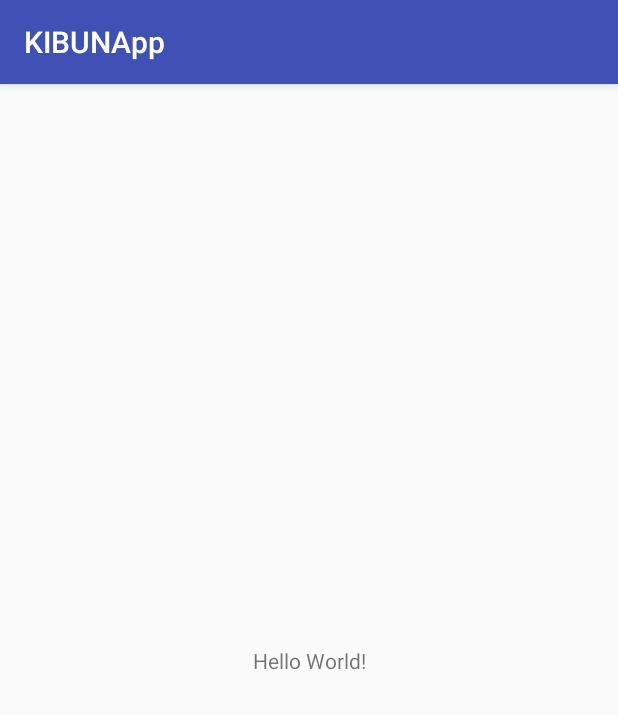
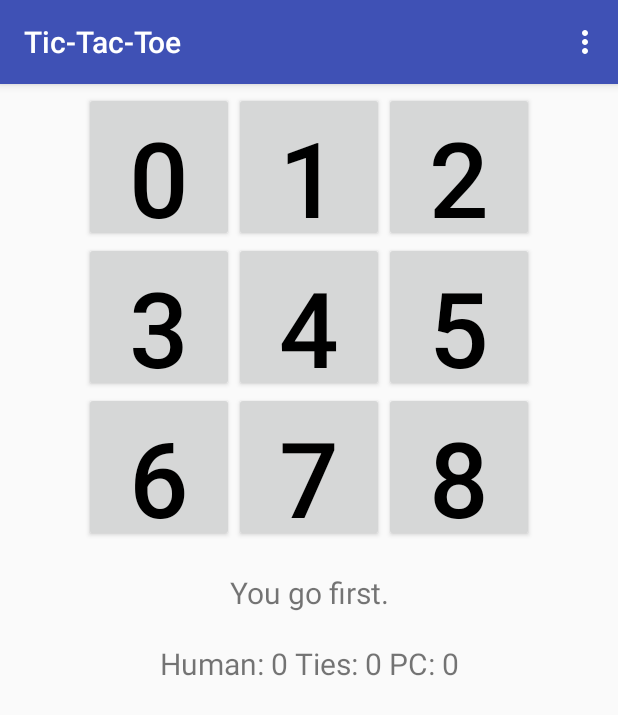
Before and after one commit to alexortiz005/reto7a, an Android app: the screen it shows after launch (MainActivity before the commit, AndroidTicTacToeActivity after it), on a phone screen of 412 x 824 dp. Shown: the top 715 px of the screen. Run offline under Robolectric (Android 15) with nearby library versions, the phone set to English and light mode, and no system bars.

```diff
--- /dev/null
+++ b/app/src/main/java/com/example/santiago/kibunapp/AndroidTicTacToeActivity.java
@@ -0,0 +1,152 @@
+package com.example.santiago.kibunapp;
+
+import android.support.v7.app.AppCompatActivity;
+import android.os.Bundle;
+import android.view.Menu;
+import android.view.MenuItem;
+import android.view.View;
+import android.widget.Button;
+import android.widget.TextView;
+import android.graphics.Color;
+
+public class AndroidTicTacToeActivity extends AppCompatActivity {
+    private TicTacToeGame mGame;
+    // Buttons making up the board
+    private Button mBoardButtons[];
+
+    // Various text displayed
+    private TextView mInfoTextView;
+    private TextView mResultsTextView;
+
+    boolean mGameOver;
+
+    int humanWins, androidWins , ties;
+    int turn;
+
+
+    @Override
+    protected void onCreate(Bundle savedInstanceState) {
+        super.onCreate(savedInstanceState);
+        setContentView(R.layout.activity_android_tic_tac_toe);
+        mBoardButtons = new Button[TicTacToeGame.BOARD_SIZE];
+        mBoardButtons[0] = (Button) findViewById(R.id.one);
+        mBoardButtons[1] = (Button) findViewById(R.id.two);
+        mBoardButtons[2] = (Button) findViewById(R.id.three);
+        mBoardButtons[3] = (Button) findViewById(R.id.four);
+        mBoardButtons[4] = (Button) findViewById(R.id.five);
+        mBoardButtons[5] = (Button) findViewById(R.id.six);
+        mBoardButtons[6] = (Button) findViewById(R.id.seven);
+        mBoardButtons[7] = (Button) findViewById(R.id.eight);
+        mBoardButtons[8] = (Button) findViewById(R.id.nine);
+
+        mInfoTextView = (TextView) findViewById(R.id.information);
+        mResultsTextView = (TextView) findViewById(R.id.results);
+
+        mGame = new TicTacToeGame();
+        mGameOver = false;
+        humanWins = 0;
+        androidWins = 0;
+        turn = 0;
+        startNewGame();
+
+    }
+
+    @Override
+    public boolean onCreateOptionsMenu(Menu menu) {
+        super.onCreateOptionsMenu(menu);
+        menu.add(R.string.new_game);
+        return true;
+    }
+
+    @Override
+    public boolean onOptionsItemSelected(MenuItem item) {
+        startNewGame();
+        return true;
+    }
+
+
+
+    private void startNewGame(){
+
+        mGame.clearBoard();
+        for (int i = 0; i < mBoardButtons.length; i++) {
+            mBoardButtons[i].setText(Integer.toString(i));
+            mBoardButtons[i].setEnabled(true);
+            mBoardButtons[i].setOnClickListener(new ButtonClickListener(i));
+            mBoardButtons[i].setTextColor(Color.rgb(0, 0, 0));
+
+        }
+
+        mResultsTextView.setText("Human: "+humanWins+" Ties: "+ ties + " PC: " + androidWins);
+        mGameOver = false;
+        turn++;
+        if(turn % 2 == 0){
+            int move = mGame.getComputerMove();
+            setMove(TicTacToeGame.COMPUTER_PLAYER, move);
+            mInfoTextView.setText(R.string.turn_human);
+        }else{
+            mInfoTextView.setText(R.string.first_human);
+        }
+
+    }
+    private void setMove(char player, int location) {
+
+        mGame.setMove(player, location);
+        mBoardButtons[location].setEnabled(false);
+        mBoardButtons[location].setText(String.valueOf(player));
+        if (player == TicTacToeGame.HUMAN_PLAYER)
+            mBoardButtons[location].setTextColor(Color.rgb(0, 200, 0));
+        else
+            mBoardButtons[location].setTextColor(Color.rgb(200, 0, 0));
+    }
+
+
+    private class ButtonClickListener implements View.OnClickListener {
+        int location;
+
+        public ButtonClickListener(int location) {
+            this.location = location;
+        }
+
+        public void onClick(View view) {
+            if (mBoardButtons[location].isEnabled() && !mGameOver) {
+                setMove(TicTacToeGame.HUMAN_PLAYER, location);
+
+                // If no winner yet, let the computer make a move
+                int winner = mGame.checkForWinner();
+                if (winner == 0) {
+                    mInfoTextView.setText(R.string.turn_computer);
+                    int move = mGame.getComputerMove();
+                    setMove(TicTacToeGame.COMPUTER_PLAYER, move);
+                    winner = mGame.checkForWinner();
+                }
+
+                if (winner == 0)
+                    mInfoTextView.setText(R.string.turn_human);
+                else if (winner == 1) {
+                    mInfoTextView.setText(R.string.result_tie);
+                    ties++;
+                    mResultsTextView.setText("Human: "+humanWins+" Ties: "+ ties + " PC: " + androidWins);
+                    mGameOver = true;
+
+                    }
+                else if (winner == 2) {
+                    mInfoTextView.setText(R.string.result_human_wins);
+                    humanWins++;
+                    mResultsTextView.setText("Human: "+humanWins+" Ties: "+ ties + " PC: " + androidWins);
+                    mGameOver = true;
+
+                    }
+                else{
+                    mInfoTextView.setText(R.string.result_computer_wins);
+                    androidWins++;
+                    mResultsTextView.setText("Human: "+humanWins+" Ties: "+ ties + " PC: " + androidWins);
+                    mGameOver = true;
+
+                }
+
+            }
+        }
+    }
+
+}
--- /dev/null
+++ b/app/src/main/res/layout/activity_android_tic_tac_toe.xml
@@ -0,0 +1,122 @@
+<?xml version="1.0" encoding="utf-8"?>
+<android.support.constraint.ConstraintLayout xmlns:android="http://schemas.android.com/apk/res/android"
+    xmlns:app="http://schemas.android.com/apk/res-auto"
+    xmlns:tools="http://schemas.android.com/tools"
+    android:layout_width="match_parent"
+    android:layout_height="match_parent"
+    tools:context=".AndroidTicTacToeActivity">
+
+    <LinearLayout xmlns:android="http://schemas.android.com/apk/res/android"
+    android:orientation="vertical"
+    android:layout_width="fill_parent"
+    android:layout_height="fill_parent"
+    android:gravity="center_horizontal" >
+
+
+
+<TableLayout
+            android:id="@+id/play_grid"
+            android:layout_width="fill_parent"
+            android:layout_height="wrap_content"
+            android:layout_marginTop="5dp">
+
+            <TableRow android:gravity="center_horizontal">
+
+                <Button
+                    android:id="@+id/one"
+                    android:layout_width="100dp"
+                    android:layout_height="100dp"
+                    android:text="1"
+                    android:textSize="70dp" />
+
+                <Button
+                    android:id="@+id/two"
+                    android:layout_width="100dp"
+                    android:layout_height="100dp"
+                    android:text="2"
+                    android:textSize="70dp" />
+
+                <Button
+                    android:id="@+id/three"
+                    android:layout_width="100dp"
+                    android:layout_height="100dp"
+                    android:text="3"
+                    android:textSize="70dp" />
+            </TableRow>
+
+            <TableRow android:gravity="center_horizontal">
+
+                <Button
+                    android:id="@+id/four"
+                    android:layout_width="100dp"
+                    android:layout_height="100dp"
+                    android:text="4"
+                    android:textSize="70dp" />
+
+                <Button
+                    android:id="@+id/five"
+                    android:layout_width="100dp"
+                    android:layout_height="100dp"
+                    android:text="5"
+                    android:textSize="70dp" />
+
+                <Button
+                    android:id="@+id/six"
+                    android:layout_width="100dp"
+                    android:layout_height="100dp"
+                    android:text="6"
+                    android:textSize="70dp" />
+            </TableRow>
+
+            <TableRow android:gravity="center_horizontal">
+
+                <Button
+                    android:id="@+id/seven"
+                    android:layout_width="100dp"
+                    android:layout_height="100dp"
+                    android:text="7"
+                    android:textSize="70dp" />
+
+                <Button
+                    android:id="@+id/eight"
+                    android:layout_width="100dp"
+                    android:layout_height="100dp"
+                    android:text="8"
+                    android:textSize="70dp" />
+
+                <Button
+                    android:id="@+id/nine"
+                    android:layout_width="100dp"
+                    android:layout_height="100dp"
+                    android:gravity="center"
+                    android:text="9"
+                    android:textSize="70dp" />
+            </TableRow>
+        </TableLayout>
+
+
+        <TextView
+            android:id="@+id/information"
+            android:layout_width="fill_parent"
+            android:layout_height="wrap_content"
+            android:layout_marginTop="20dp"
+            android:gravity="center_horizontal"
+            android:text="info"
+            android:textSize="20dp" />
+        <TextView
+            android:id="@+id/results"
+            android:layout_width="fill_parent"
+            android:layout_height="wrap_content"
+            android:layout_marginTop="20dp"
+            android:gravity="center_horizontal"
+            android:text="info"
+            android:textSize="20dp" />
+
+
+    </LinearLayout>
+
+
+
+
+
+</android.support.constraint.ConstraintLayout>
--- a/app/src/main/res/values/strings.xml
+++ b/app/src/main/res/values/strings.xml
@@ -1,3 +1,10 @@
 <resources>
-    <string name="app_name">KIBUNApp</string>
+    <string name="app_name">Tic-Tac-Toe</string>
+    <string name="first_human">You go first.</string>
+    <string name="turn_human">Your turn.</string>
+    <string name="turn_computer">Android\'s turn.</string>
+    <string name="result_tie">It\'s a tie.</string>
+    <string name="result_human_wins">You won!</string>
+    <string name="result_computer_wins">Android won!</string>
+    <string name="new_game">New Game</string>
 </resources>
```
Also changed, not shown: app/src/main/AndroidManifest.xml (+7 -1 lines), app/src/main/java/com/example/santiago/kibunapp/TicTacToeGame.java (added, +153 -0 lines).
